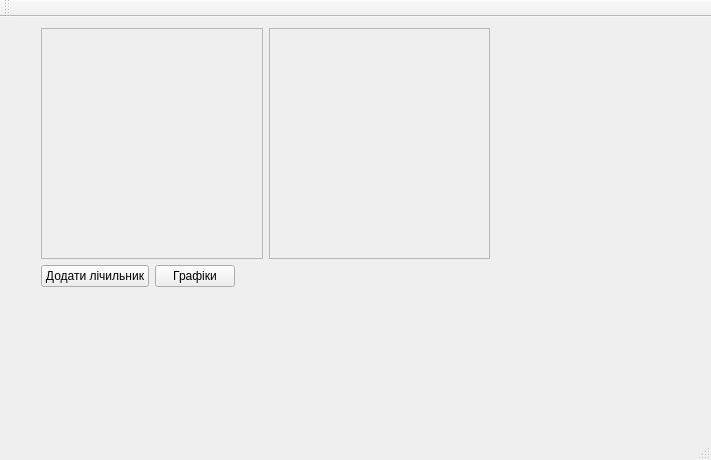
Old version of the form mainwindow.ui in the repository kegarlv/DPLDC.
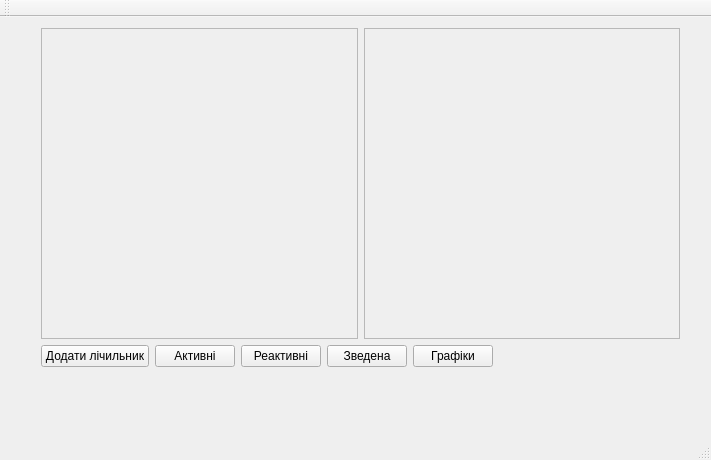
New version of the form.

Diff of the .ui file:
```diff
--- a/mainwindow.ui
+++ b/mainwindow.ui
@@ -14,13 +14,13 @@
    <string>MainWindow</string>
   </property>
   <widget class="QWidget" name="centralWidget">
-   <widget class="QWidget" name="">
+   <widget class="QWidget" name="layoutWidget">
     <property name="geometry">
      <rect>
       <x>30</x>
       <y>0</y>
-      <width>471</width>
-      <height>281</height>
+      <width>661</width>
+      <height>361</height>
      </rect>
     </property>
     <layout class="QVBoxLayout" name="verticalLayout">
@@ -36,8 +36,8 @@
            <rect>
             <x>0</x>
             <y>0</y>
-            <width>229</width>
-            <height>242</height>
+            <width>324</width>
+            <height>320</height>
            </rect>
           </property>
          </widget>
@@ -53,8 +53,8 @@
            <rect>
             <x>0</x>
             <y>0</y>
-            <width>228</width>
-            <height>242</height>
+            <width>323</width>
+            <height>320</height>
            </rect>
           </property>
          </widget>
@@ -71,6 +71,31 @@
          </property>
         </widget>
        </item>
+       <item>
+        <layout class="QHBoxLayout" name="horizontalLayout_3">
+         <item>
+          <widget class="QPushButton" name="activeTableButton">
+           <property name="text">
+            <string>Активні</string>
+           </property>
+          </widget>
+         </item>
+         <item>
+          <widget class="QPushButton" name="reactiveTableButton">
+           <property name="text">
+            <string>Реактивні</string>
+           </property>
+          </widget>
+         </item>
+         <item>
+          <widget class="QPushButton" name="cumulativeTableButton">
+           <property name="text">
+            <string>Зведена</string>
+           </property>
+          </widget>
+         </item>
+        </layout>
+       </item>
        <item>
         <widget class="QPushButton" name="graphButton">
          <property name="text">
```
